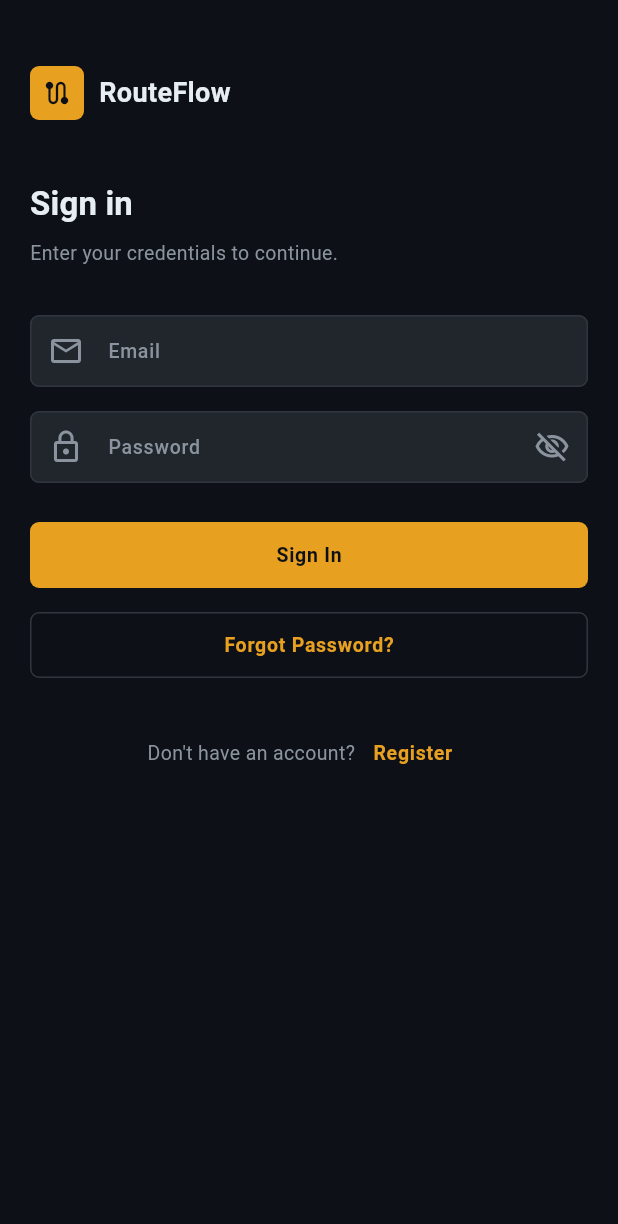
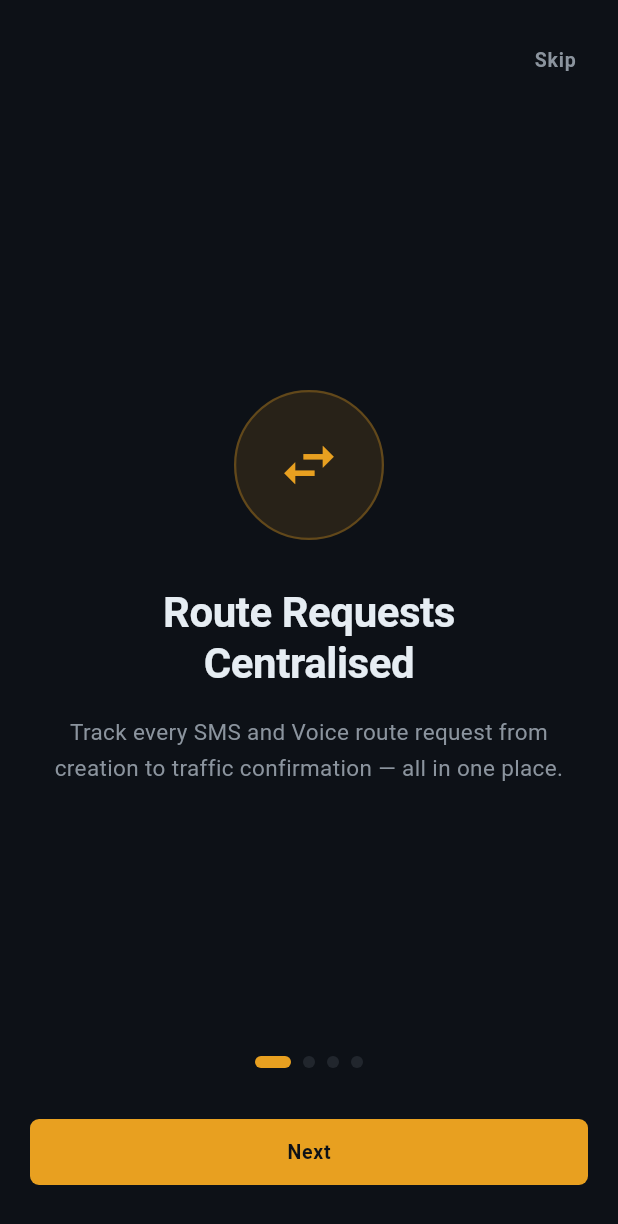
Before and after one commit to Richie1000/amv, a Flutter app: the screen it shows after launch, on a phone screen of 412 x 824 dp. Shown: the top 1224 px of the screen. Run offline on Flutter 3.47's test engine with Material 3 defaults, Android fonts, the phone set to English and light mode, and no system bars; our stand-ins replace cloud_firestore, firebase_auth, firebase_core, go_router; accounts and stored records are empty; generated files the repository leaves out were written again; Roboto replaces fonts that are missing (IBMPlexMono, IBMPlexSans).

Commit message:
feat: add promo screen and update routing; refactor request model and detail screen

```diff
--- a/lib/core/routes/routes.dart
+++ b/lib/core/routes/routes.dart
@@ -6,11 +6,13 @@ import '../../providers/auth_provider.dart';
 import '../../screens/app_shell.dart';
 import '../../screens/create_request_screen.dart';
 import '../../screens/login_screen.dart';
+import '../../screens/promo_screen.dart';
 import '../../screens/register_screen.dart';
 import '../../screens/request_detail_screen.dart';
 import '../../screens/requests_screen.dart';
 
 abstract class AppRoutes {
+  static const promo = '/promo';
   static const login = '/login';
   static const register = '/register';
   static const dashboard = '/dashboard';
@@ -28,16 +30,20 @@ GoRouter createRouter(BuildContext context) {
 
   return GoRouter(
     navigatorKey: _rootKey,
-    initialLocation: AppRoutes.dashboard,
+    initialLocation: AppRoutes.promo,
     refreshListenable: auth,
     redirect: (context, state) {
       final loc = state.matchedLocation;
-      final onAuth = loc == AppRoutes.login || loc == AppRoutes.register;
+      final onAuth =
+          loc == AppRoutes.login ||
+          loc == AppRoutes.register ||
+          loc == AppRoutes.promo;
       if (!auth.isAuthenticated && !onAuth) return AppRoutes.login;
       if (auth.isAuthenticated && onAuth) return AppRoutes.dashboard;
       return null;
     },
     routes: [
+      GoRoute(path: AppRoutes.promo, builder: (_, __) => const PromoScreen()),
       GoRoute(path: AppRoutes.login, builder: (_, __) => const LoginScreen()),
       GoRoute(
         path: AppRoutes.register,
--- a/lib/providers/request_provider.dart
+++ b/lib/providers/request_provider.dart
@@ -59,7 +59,8 @@ class RequestProvider extends ChangeNotifier {
         smsRouteType: routeType == RouteType.sms ? smsRouteType : null,
         voiceRouteType: routeType == RouteType.voice ? voiceRouteType : null,
         targetRate: targetRate,
-        actualRate: null,
+        supplierRate: null,
+        sellingRate: null,
         status: RequestStatus.pending,
         priority: priority,
         notes: notes,
--- /dev/null
+++ b/lib/screens/promo_screen.dart
@@ -0,0 +1,195 @@
+import 'package:flutter/material.dart';
+import 'package:go_router/go_router.dart';
+
+import '../../core/theme/theme.dart';
+import '../core/routes/routes.dart';
+
+class PromoScreen extends StatefulWidget {
+  const PromoScreen({super.key});
+
+  @override
+  State<PromoScreen> createState() => _PromoScreenState();
+}
+
+class _PromoScreenState extends State<PromoScreen> {
+  final _controller = PageController();
+  int _currentPage = 0;
+
+  static const _pages = [
+    _PromoPage(
+      icon: Icons.swap_horiz_outlined,
+      title: 'Route Requests\nCentralised',
+      subtitle:
+          'Track every SMS and Voice route request from creation to traffic confirmation — all in one place.',
+    ),
+    _PromoPage(
+      icon: Icons.business_outlined,
+      title: 'Supplier Rates\nat a Glance',
+      subtitle:
+          'Log supplier rates, compare against targets, and track selling rates with full history.',
+    ),
+    _PromoPage(
+      icon: Icons.notifications_active_outlined,
+      title: 'Never Miss\na Follow-up',
+      subtitle:
+          'Schedule reminders for customers and suppliers. Overdue follow-ups surface automatically.',
+    ),
+    _PromoPage(
+      icon: Icons.history_outlined,
+      title: 'Full Rate\nHistory',
+      subtitle:
+          'Search historical rates by country, operator, and route type. Data-driven decisions, every time.',
+    ),
+  ];
+
+  void _next() {
+    if (_currentPage < _pages.length - 1) {
+      _controller.nextPage(
+        duration: const Duration(milliseconds: 300),
+        curve: Curves.easeOutCubic,
+      );
+    } else {
+      context.go(AppRoutes.login);
+    }
+  }
+
+  void _skip() => context.go(AppRoutes.login);
+
+  @override
+  void dispose() {
+    _controller.dispose();
+    super.dispose();
+  }
+
+  @override
+  Widget build(BuildContext context) {
+    final isLast = _currentPage == _pages.length - 1;
+
+    return Scaffold(
+      backgroundColor: AppColors.bgBase,
+      body: SafeArea(
+        child: Column(
+          children: [
+            // Skip
+            Align(
+              alignment: Alignment.topRight,
+              child: Padding(
+                padding: const EdgeInsets.all(AppSpacing.lg),
+                child: TextButton(
+                  onPressed: _skip,
+                  child: Text(
+                    'Skip',
+                    style: AppTextStyles.labelLarge.copyWith(
+                      color: AppColors.textSecondary,
+                    ),
+                  ),
+                ),
+              ),
+            ),
+
+            // Pages
+            Expanded(
+              child: PageView.builder(
+                controller: _controller,
+                onPageChanged: (i) => setState(() => _currentPage = i),
+                itemCount: _pages.length,
+                itemBuilder: (_, i) => _pages[i],
+              ),
+            ),
+
+            // Dots
+            Row(
+              mainAxisAlignment: MainAxisAlignment.center,
+              children: List.generate(_pages.length, (i) {
+                final active = i == _currentPage;
+                return AnimatedContainer(
+                  duration: const Duration(milliseconds: 250),
+                  margin: const EdgeInsets.symmetric(horizontal: 4),
+                  width: active ? 24 : 8,
+                  height: 8,
+                  decoration: BoxDecoration(
+                    color: active ? AppColors.primary : AppColors.bgSubtle,
+                    borderRadius: BorderRadius.circular(AppRadius.full),
+                  ),
+                );
+              }),
+            ),
+
+            const SizedBox(height: AppSpacing.x3l),
+
+            // CTA button
+            Padding(
+              padding: const EdgeInsets.symmetric(horizontal: AppSpacing.xl),
+              child: SizedBox(
+                width: double.infinity,
+                child: FilledButton(
+                  onPressed: _next,
+                  child: Text(isLast ? 'Get Started' : 'Next'),
+                ),
+              ),
+            ),
+
+            const SizedBox(height: AppSpacing.x3l),
+          ],
+        ),
+      ),
+    );
+  }
+}
+
+class _PromoPage extends StatelessWidget {
+  const _PromoPage({
+    required this.icon,
+    required this.title,
+    required this.subtitle,
+  });
+
+  final IconData icon;
+  final String title;
+  final String subtitle;
+
+  @override
+  Widget build(BuildContext context) {
+    return Padding(
+      padding: const EdgeInsets.symmetric(horizontal: AppSpacing.x3l),
+      child: Column(
+        mainAxisAlignment: MainAxisAlignment.center,
+        children: [
+          // Icon circle
+          Container(
+            width: 100,
+            height: 100,
+            decoration: BoxDecoration(
+              color: AppColors.primaryMuted,
+              shape: BoxShape.circle,
+              border: Border.all(
+                color: AppColors.primary.withOpacity(0.3),
+                width: 1.5,
+              ),
+            ),
+            child: Icon(icon, size: 44, color: AppColors.primary),
+          ),
+
+          const SizedBox(height: AppSpacing.x3l),
+
+          Text(
+            title,
+            style: AppTextStyles.displayMedium.copyWith(height: 1.2),
+            textAlign: TextAlign.center,
+          ),
+
+          const SizedBox(height: AppSpacing.lg),
+
+          Text(
+            subtitle,
+            style: AppTextStyles.bodyLarge.copyWith(
+              color: AppColors.textSecondary,
+              height: 1.6,
+            ),
+            textAlign: TextAlign.center,
+          ),
+        ],
+      ),
+    );
+  }
+}
```
Also changed, not shown: lib/core/theme/theme.dart (+9 -9 lines), lib/models/route_request.dart (+18 -6 lines), lib/screens/request_detail_screen.dart (+119 -21 lines).
